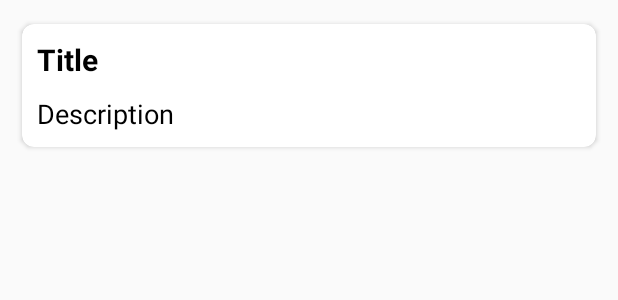
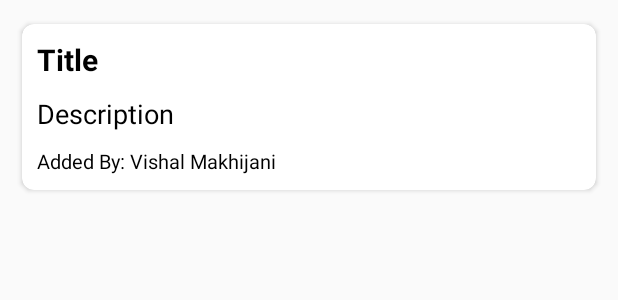
Before and after one commit to vishalmakhiijani/food-recipe-android-app, an Android app: the layout tips_recycler_view.xml on its own in the app's theme, with its tools: preview values and no code run, on a phone screen of 412 x 824 dp. Shown: the top 300 px of the screen. Run offline under Robolectric (Android 15) with nearby library versions, the light colour scheme and no system bars.

Commit message:
New: Added New Feature

```diff
--- a/app/src/main/res/layout/tips_recycler_view.xml
+++ b/app/src/main/res/layout/tips_recycler_view.xml
@@ -35,6 +35,15 @@
                 android:textColor="@color/black"
                 android:textSize="18sp" />
 
+            <TextView
+                android:id="@+id/Tips_And_Tricks_TextView_Name"
+                android:layout_width="wrap_content"
+                android:layout_height="wrap_content"
+                android:layout_marginTop="10dp"
+                android:text="Added By: Vishal Makhijani"
+                android:textColor="@color/black"
+                android:textSize="13sp" />
+
         </LinearLayout>
 
     </androidx.cardview.widget.CardView>
```
